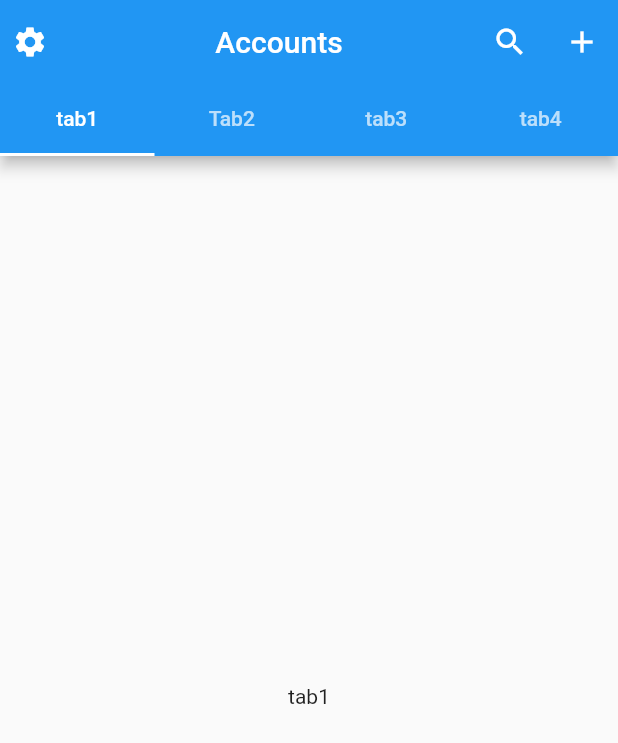
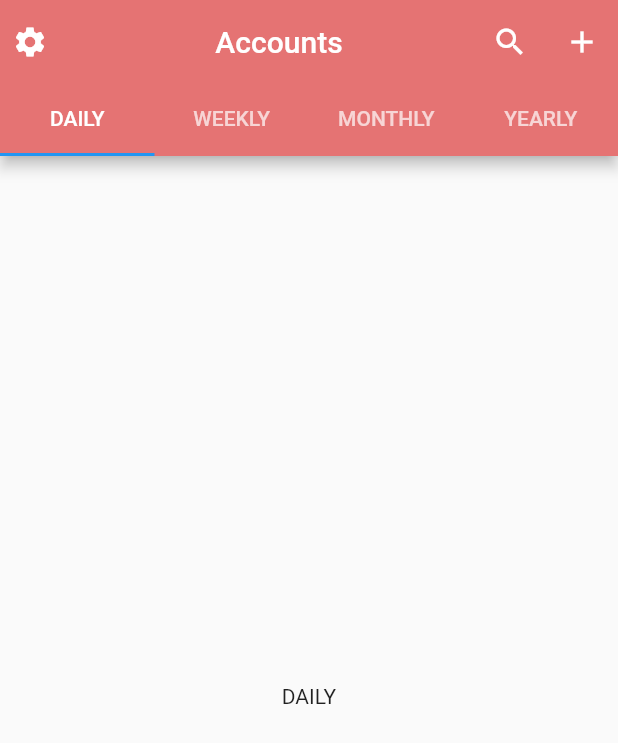
Before and after one commit to al-saqr/cashtrack, a Flutter app: the screen it shows after launch, on a phone screen of 412 x 824 dp. Shown: the top 743 px of the screen. Run offline on Flutter 3.47's test engine with Material 2 defaults, Android fonts, the phone set to English and light mode, and no system bars.

Commit message:
tab bar color has changed

```diff
--- a/lib/main.dart
+++ b/lib/main.dart
@@ -14,6 +14,7 @@ class MyApp extends StatelessWidget {
         length: 4,
         child: Scaffold(
           appBar: AppBar(
+            backgroundColor: Colors.red.shade300,
             title: const Center(
               child: Text(
                 'Accounts',
@@ -36,19 +37,19 @@ class MyApp extends StatelessWidget {
             ],
             bottom: const TabBar(
               tabs: [
-                Tab(text: 'tab1'),
-                Tab(text: 'Tab2'),
-                Tab(text: 'tab3'),
-                Tab(text: 'tab4'),
+                Tab(text: 'DAILY'),
+                Tab(text: 'WEEKLY'),
+                Tab(text: 'MONTHLY'),
+                Tab(text: 'YEARLY'),
               ],
             ),
           ),
           body: const TabBarView(
             children: [
-              Center(child: Text('tab1')),
-              Center(child: Text('tab2')),
-              Center(child: Text('tab3')),
-              Center(child: Text('tab4')),
+              Center(child: Text('DAILY')),
+              Center(child: Text('WEEKLY')),
+              Center(child: Text('MONTHLY')),
+              Center(child: Text('YEARLY')),
             ],
           ),
         ),
```
